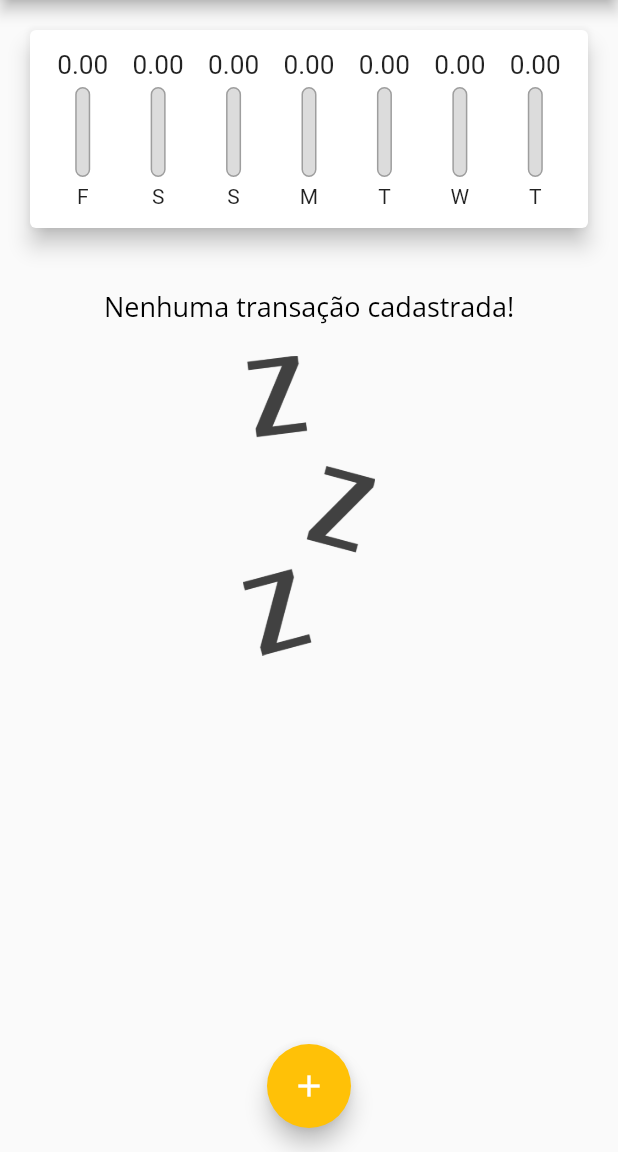
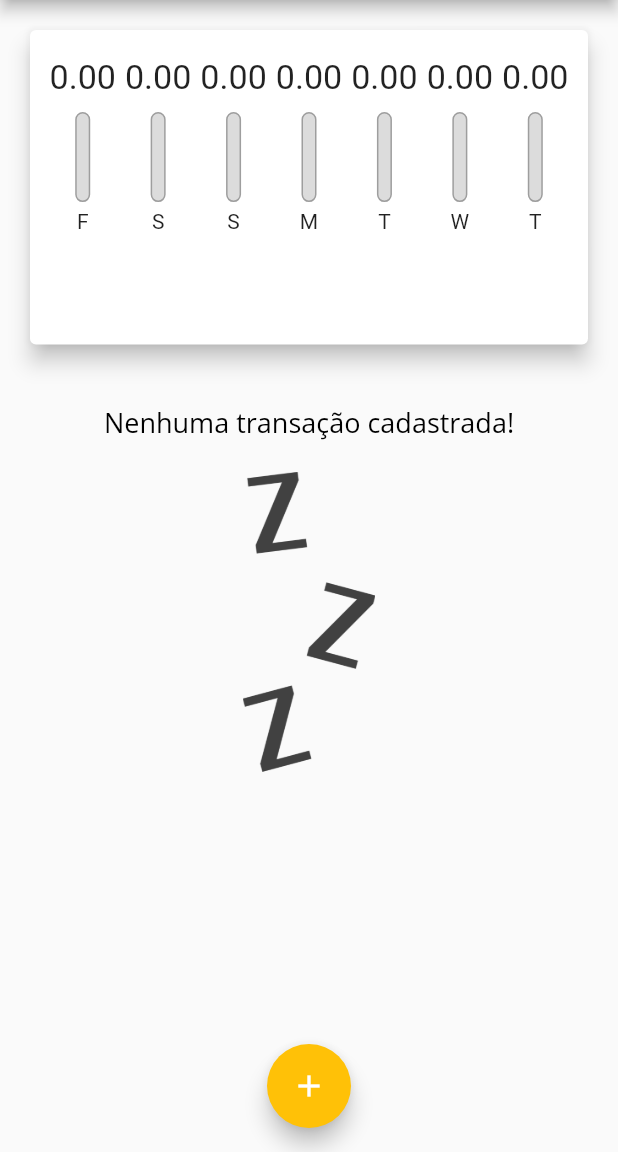
Before and after one commit to CaioNoboa/expenses_APP_Flutter, a Flutter app: the screen it shows after launch, on a phone screen of 412 x 824 dp, the part 84-1236 px from its top. Run offline on Flutter 3.47's test engine with Material 2 defaults, Android fonts, the phone set to English and light mode, and no system bars.

```diff
--- a/lib/components/chart_bar.dart
+++ b/lib/components/chart_bar.dart
@@ -15,10 +15,11 @@ class ChartBar extends StatelessWidget {
   Widget build(BuildContext context) {
     return Padding(
       padding: const EdgeInsets.all(3.0),
-      child: Column(
+      child: LayoutBuilder(builder: (ctx, constraints) {
+        return Column(
           children: <Widget>[
             Container(
-            height: 20,
+              height: constraints.maxHeight * 0.2,
               child: FittedBox(
                 child: Text('${value.toStringAsFixed(2)}'),
               ),
@@ -55,7 +56,8 @@ class ChartBar extends StatelessWidget {
             SizedBox(height: 5),
             Text(label),
           ],
-      ),
+        );
+      }),
     );
   }
 }
--- a/lib/components/transaction_list.dart
+++ b/lib/components/transaction_list.dart
@@ -10,9 +10,7 @@ class TransactionList extends StatelessWidget {
 
   @override
   Widget build(BuildContext context) {
-    return Container(
-      height: 390, // precisa de uma altura pré-definida para o scroll funcionar
-      child: transactions.isEmpty
+    return transactions.isEmpty
         ? Column(
             children: <Widget>[
               SizedBox(height: 20),
@@ -71,7 +69,6 @@ class TransactionList extends StatelessWidget {
                 ),
               );
             },
-            ),
           );
   }
 }
--- a/lib/main.dart
+++ b/lib/main.dart
@@ -85,7 +85,8 @@ class _MyHomePageState extends State<MyHomePage> {
 
   _removeTransaction(String id) {
     setState(() {
-      _transactions.removeWhere((tr) { // se retornar true, o elemento é removido e false será mantido
+      _transactions.removeWhere((tr) {
+        // se retornar true, o elemento é removido e false será mantido
         return tr.id == id;
       });
     });
@@ -102,22 +103,38 @@ class _MyHomePageState extends State<MyHomePage> {
 
   @override
   Widget build(BuildContext context) {
+    final appBar = AppBar(
+      title: Text(
+        'Despesas Pessoais',
+        style: TextStyle(
+          fontSize: 20 * MediaQuery.of(context).textScaleFactor, // com isso permitimos que o texto aumente de acordo com as preferências do usuário, e esse fator de escala é definido nas configurações do celular
+        ),
+      ),
+      actions: <Widget>[
+        IconButton(
+          icon: Icon(Icons.add),
+          onPressed: () => _openTransactionFormModal(context),
+        ),
+      ],
+    );
+    final availableHeight = MediaQuery.of(context).size.height -
+        appBar.preferredSize.height -
+        MediaQuery.of(context).padding.top;
+
     return Scaffold(
-      appBar: AppBar(
-        title: Text('Despesas Pessoais'),
-        actions: <Widget>[
-          IconButton(
-            icon: Icon(Icons.add),
-            onPressed: () => _openTransactionFormModal(context),
-          ),
-        ],
-      ),
+      appBar: appBar,
       body: SingleChildScrollView(
         child: Column(
           crossAxisAlignment: CrossAxisAlignment.stretch,
           children: <Widget>[
-            Chart(_recentTransactions),
-            TransactionList(_transactions, _removeTransaction),
+            Container(
+              height: availableHeight * 0.325,
+              child: Chart(_recentTransactions),
+            ),
+            Container(
+              height: availableHeight * 0.675,
+              child: TransactionList(_transactions, _removeTransaction),
+            ),
           ],
         ),
       ),
```
Lines whose indentation alone changed are shown as unchanged.
